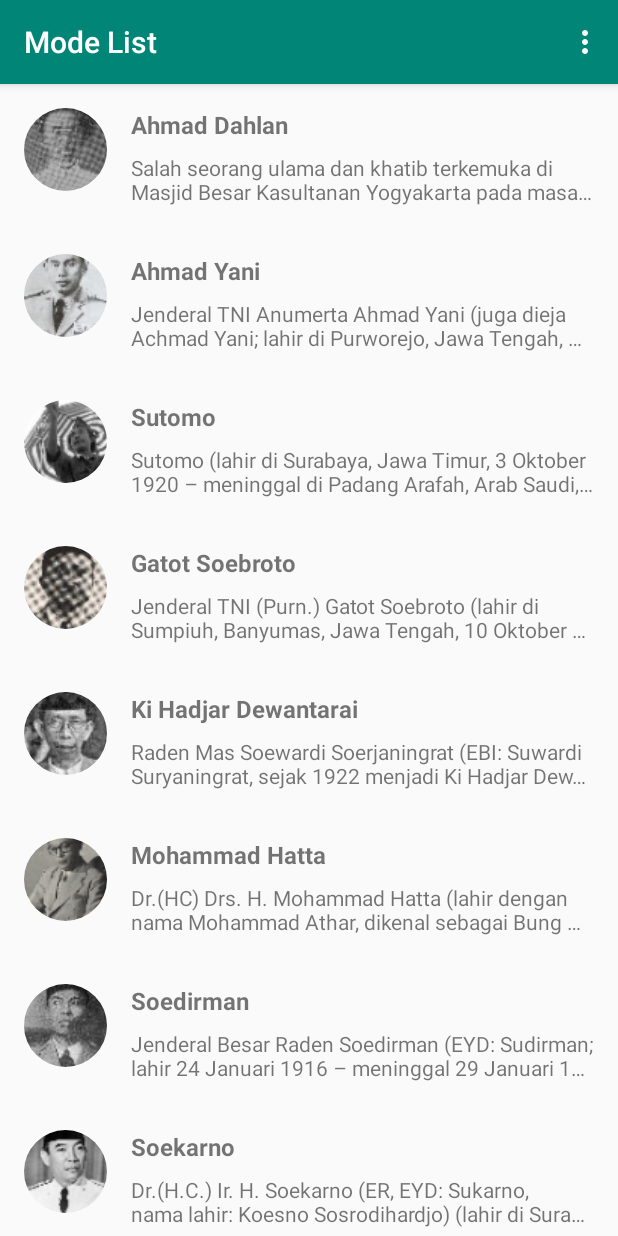
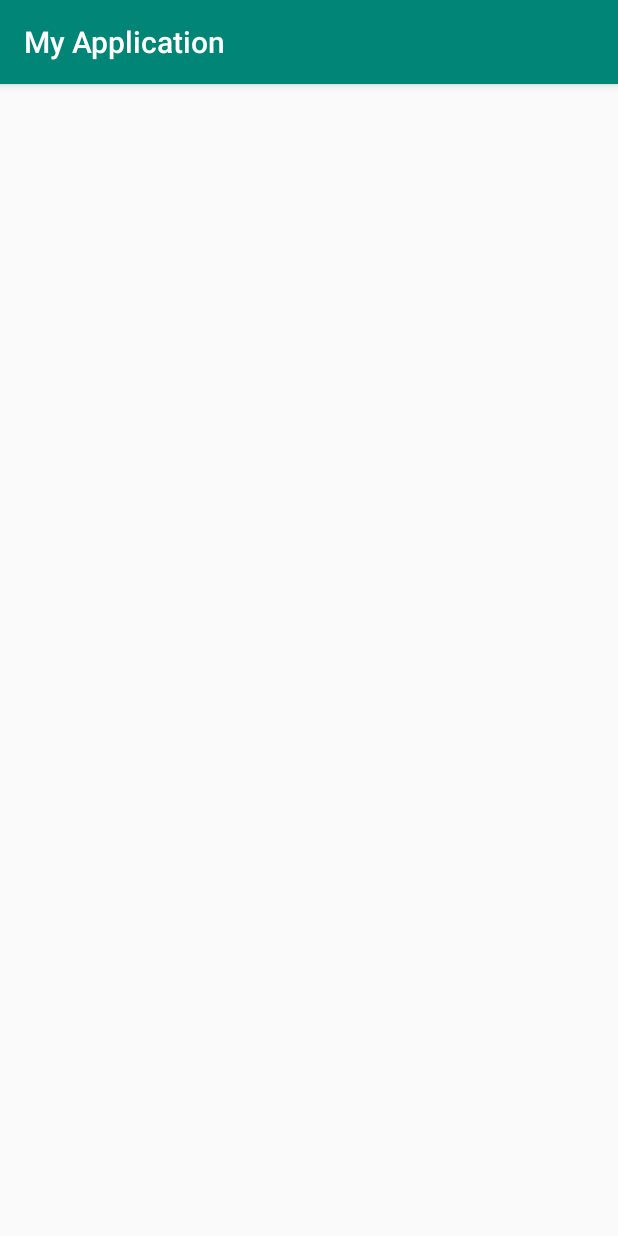
Before and after one commit to saidfaisal/Projects-of-Dicoding-MADE, an Android app: the screen it shows after launch (MainActivity), on a phone screen of 412 x 824 dp. Run offline under Robolectric (Android 15) with nearby library versions, the phone set to English and light mode, and no system bars.

Commit message:
Deleting all files that are not needed

```diff
--- a/03 - MyRecyclerView/app/src/main/java/com/dicoding/myrecyclerview/Hero.kt
+++ /dev/null
@@ -1,7 +0,0 @@
-package com.dicoding.myrecyclerview
-
-data class Hero(
-        var name: String = "",
-        var detail: String = "",
-        var photo: Int = 0
-)
--- a/03 - MyRecyclerView/app/src/main/java/com/dicoding/myrecyclerview/HeroesData.kt
+++ /dev/null
@@ -1,53 +0,0 @@
-package com.dicoding.myrecyclerview
-
-import java.util.*
-import kotlin.collections.ArrayList
-
-
-object HeroesData {
-    private val heroNames = arrayOf("Ahmad Dahlan",
-            "Ahmad Yani",
-            "Sutomo",
-            "Gatot Soebroto",
-            "Ki Hadjar Dewantarai",
-            "Mohammad Hatta",
-            "Soedirman",
-            "Soekarno",
-            "Soepomo",
-            "Tan Malaka")
-
-    private val heroDetails = arrayOf("Salah seorang ulama dan khatib terkemuka di Masjid Besar Kasultanan Yogyakarta pada masa itu, dan ibu dari K.H. Ahmad Dahlan adalah puteri dari H. Ibrahim yang juga menjabat penghulu Kesultanan Ngayogyakarta Hadiningrat pada masa itu. KH. Ahmad Dahlan telah mempelopori kebangkitan ummat Islam untuk menyadari nasibnya sebagai bangsa terjajah yang masih harus belajar dan berbuat.",
-            "Jenderal TNI Anumerta Ahmad Yani (juga dieja Achmad Yani; lahir di Purworejo, Jawa Tengah, 19 Juni 1922 – meninggal di Lubang Buaya, Jakarta, 1 Oktober 1965 pada umur 43 tahun) adalah komandan Tentara Nasional Indonesia Angkatan Darat, dan dibunuh oleh anggota Gerakan 30 September saat mencoba untuk menculik dia dari rumahnya.",
-            "Sutomo (lahir di Surabaya, Jawa Timur, 3 Oktober 1920 – meninggal di Padang Arafah, Arab Saudi, 7 Oktober 1981 pada umur 61 tahun) lebih dikenal dengan sapaan akrab oleh rakyat sebagai Bung Tomo, adalah pahlawan yang terkenal karena peranannya dalam membangkitkan semangat rakyat untuk melawan kembalinya penjajah Belanda melalui tentara NICA, yang berakhir dengan pertempuran 10 November 1945 yang hingga kini diperingati sebagai Hari Pahlawan.",
-            "Jenderal TNI (Purn.) Gatot Soebroto (lahir di Sumpiuh, Banyumas, Jawa Tengah, 10 Oktober 1907 – meninggal di Jakarta, 11 Juni 1962 pada umur 54 tahun) adalah tokoh perjuangan militer Indonesia dalam merebut kemerdekaan dan juga pahlawan nasional Indonesia. Ia dimakamkan di Ungaran, kabupaten Semarang.",
-            "Raden Mas Soewardi Soerjaningrat (EBI: Suwardi Suryaningrat, sejak 1922 menjadi Ki Hadjar Dewantara, EBI: Ki Hajar Dewantara, beberapa menuliskan bunyi bahasa Jawanya dengan Ki Hajar Dewantoro; lahir di Pakualaman, 2 Mei 1889 – meninggal di Yogyakarta, 26 April 1959 pada umur 69 tahun; selanjutnya disingkat sebagai \"Soewardi\" atau \"KHD\") adalah aktivis pergerakan kemerdekaan Indonesia, kolumnis, politisi, dan pelopor pendidikan bagi kaum pribumi Indonesia dari zaman penjajahan Belanda. Ia adalah pendiri Perguruan Taman Siswa, suatu lembaga pendidikan yang memberikan kesempatan bagi para pribumi untuk bisa memperoleh hak pendidikan seperti halnya para priyayi maupun orang-orang Belanda.",
-            "Dr.(HC) Drs. H. Mohammad Hatta (lahir dengan nama Mohammad Athar, dikenal sebagai Bung Hatta; lahir di Fort de Kock (sekarang Bukittinggi, Sumatera Barat), Hindia Belanda, 12 Agustus 1902 – meninggal di Jakarta, 14 Maret 1980 pada umur 77 tahun) adalah tokoh pejuang, negarawan, ekonom, dan juga Wakil Presiden Indonesia yang pertama. Ia bersama Soekarno memainkan peranan penting untuk memerdekakan bangsa Indonesia dari penjajahan Belanda sekaligus memproklamirkannya pada 17 Agustus 1945. Ia juga pernah menjabat sebagai Perdana Menteri dalam Kabinet Hatta I, Hatta II, dan RIS. Ia mundur dari jabatan wakil presiden pada tahun 1956, karena berselisih dengan Presiden Soekarno. Hatta juga dikenal sebagai Bapak Koperasi Indonesia.",
-            "Jenderal Besar Raden Soedirman (EYD: Sudirman; lahir 24 Januari 1916 – meninggal 29 Januari 1950 pada umur 34 tahun) adalah seorang perwira tinggi Indonesia pada masa Revolusi Nasional Indonesia. Menjadi panglima besar Tentara Nasional Indonesia pertama, ia secara luas terus dihormati di Indonesia. Terlahir dari pasangan rakyat biasa di Purbalingga, Hindia Belanda, Soedirman diadopsi oleh pamannya yang seorang priyayi. Setelah keluarganya pindah ke Cilacap pada tahun 1916, Soedirman tumbuh menjadi seorang siswa rajin; ia sangat aktif dalam kegiatan ekstrakurikuler, termasuk mengikuti program kepanduan yang dijalankan oleh organisasi Islam Muhammadiyah. Saat di sekolah menengah, Soedirman mulai menunjukkan kemampuannya dalam memimpin dan berorganisasi, dan dihormati oleh masyarakat karena ketaatannya pada Islam. Setelah berhenti kuliah keguruan, pada 1936 ia mulai bekerja sebagai seorang guru, dan kemudian menjadi kepala sekolah, di sekolah dasar Muhammadiyah; ia juga aktif dalam kegiatan Muhammadiyah lainnya dan menjadi pemimpin Kelompok Pemuda Muhammadiyah pada tahun 1937. Setelah Jepang menduduki Hindia Belanda pada 1942, Soedirman tetap mengajar. Pada tahun 1944, ia bergabung dengan tentara Pembela Tanah Air (PETA) yang disponsori Jepang, menjabat sebagai komandan batalion di Banyumas. Selama menjabat, Soedirman bersama rekannya sesama prajurit melakukan pemberontakan, namun kemudian diasingkan ke Bogor.",
-            "Dr.(H.C.) Ir. H. Soekarno (ER, EYD: Sukarno, nama lahir: Koesno Sosrodihardjo) (lahir di Surabaya, Jawa Timur, 6 Juni 1901 – meninggal di Jakarta, 21 Juni 1970 pada umur 69 tahun) adalah Presiden pertama Republik Indonesia yang menjabat pada periode 1945–1967. Ia memainkan peranan penting dalam memerdekakan bangsa Indonesia dari penjajahan Belanda. Ia adalah Proklamator Kemerdekaan Indonesia (bersama dengan Mohammad Hatta) yang terjadi pada tanggal 17 Agustus 1945. Soekarno adalah yang pertama kali mencetuskan konsep mengenai Pancasila sebagai dasar negara Indonesia dan ia sendiri yang menamainya.",
-            "Prof. Mr. Dr. Soepomo (Ejaan Soewandi: Supomo; lahir di Sukoharjo, Jawa Tengah, 22 Januari 1903 – meninggal di Jakarta, 12 September 1958 pada umur 55 tahun) adalah seorang pahlawan nasional Indonesia. Soepomo dikenal sebagai arsitek Undang-undang Dasar 1945, bersama dengan Muhammad Yamin dan Soekarno.",
-            "Tan Malaka atau Ibrahim gelar Datuk Sutan Malaka (lahir di Nagari Pandam Gadang, Suliki, Lima Puluh Kota, Sumatera Barat, 2 Juni 1897 – meninggal di Desa Selopanggung, Kediri, Jawa Timur, 21 Februari 1949 pada umur 51 tahun) adalah seorang pembela kemerdekaan Indonesia, tokoh Partai Komunis Indonesia, juga pendiri Partai Murba, dan merupakan salah satu Pahlawan Nasional Indonesia.")
-
-    private val heroesImages = intArrayOf(R.drawable.ahmad_dahlan,
-            R.drawable.ahmad_yani,
-            R.drawable.bung_tomo,
-            R.drawable.gatot_subroto,
-            R.drawable.ki_hadjar_dewantara,
-            R.drawable.mohammad_hatta,
-            R.drawable.sudirman,
-            R.drawable.sukarno,
-            R.drawable.supomo,
-            R.drawable.tan_malaka)
-
-    val listData: ArrayList<Hero>
-    get() {
-        val list = ArrayList<Hero>()
-        for(position in heroNames.indices) {
-            val hero = Hero()
-            hero.name = heroNames[position]
-            hero.detail = heroDetails[position]
-            hero.photo = heroesImages[position]
-            list.add(hero)
-        }
-        return list
-    }
-}
--- a/03 - MyRecyclerView/app/src/main/java/com/dicoding/myrecyclerview/ListHeroAdapter.kt
+++ /dev/null
@@ -1,55 +0,0 @@
-package com.dicoding.myrecyclerview
-
-import androidx.recyclerview.widget.RecyclerView
-import android.view.LayoutInflater
-import android.view.View
-import android.view.ViewGroup
-import android.widget.ImageView
-import android.widget.TextView
-import com.bumptech.glide.Glide
-import com.bumptech.glide.request.RequestOptions
-import java.util.*
-
-class ListHeroAdapter(private val listHero: ArrayList<Hero>) : RecyclerView.Adapter<ListHeroAdapter.ListViewHolder>() {
-    private lateinit var onItemClickCallback: OnItemClickCallback
-
-    fun setOnItemClickCallback(onItemClickCallback: OnItemClickCallback) {
-        this.onItemClickCallback = onItemClickCallback
-    }
-
-    override fun onCreateViewHolder(viewGroup: ViewGroup, i: Int): ListViewHolder {
-        val view: View = LayoutInflater.from(viewGroup.context).inflate(R.layout.item_row_hero, viewGroup, false)
-        return ListViewHolder(view)
-    }
-
-    override fun onBindViewHolder(holder: ListViewHolder, position: Int) {
-        val hero = listHero[position]
-
-        Glide.with(holder.itemView.context)
-                .load(hero.photo)
-                .apply(RequestOptions().override(55, 55))
-                .into(holder.imgPhoto)
-
-        holder.tvName.text = hero.name
-        holder.tvDetail.text = hero.detail
-
-        holder.itemView.setOnClickListener { onItemClickCallback.onItemClicked(listHero[holder.adapterPosition]) }
-    }
-
-
-    override fun getItemCount(): Int {
-        return listHero.size
-    }
-
-
-    inner class ListViewHolder(itemView: View) : RecyclerView.ViewHolder(itemView) {
-        var imgPhoto: ImageView = itemView.findViewById(R.id.img_item_photo)
-        var tvName: TextView = itemView.findViewById(R.id.tv_item_name)
-        var tvDetail: TextView = itemView.findViewById(R.id.tv_item_detail)
-
-    }
-
-    interface OnItemClickCallback {
-        fun onItemClicked(data: Hero)
-    }
-}
--- a/03 - MyRecyclerView/app/src/main/java/com/dicoding/myrecyclerview/MainActivity.kt
+++ b/03 - MyRecyclerView/app/src/main/java/com/dicoding/myrecyclerview/MainActivity.kt
@@ -12,89 +12,13 @@ import androidx.recyclerview.widget.RecyclerView
 import java.util.*
 
 class MainActivity : AppCompatActivity() {
-    private lateinit var rvHeroes: RecyclerView
-    private var title = "Mode List"
-    private val list = ArrayList<Hero>()
+
 
     override fun onCreate(savedInstanceState: Bundle?) {
         super.onCreate(savedInstanceState)
         setContentView(R.layout.activity_main)
-        setActionBarTitle(title)
 
-        rvHeroes = findViewById(R.id.rv_heroes)
-        rvHeroes.setHasFixedSize(true)
-
-        list.addAll(HeroesData.listData)
-        showRecyclerList()
     }
 
-    private fun showRecyclerList() {
-        rvHeroes.layoutManager = LinearLayoutManager(this)
-        val listHeroAdapter = ListHeroAdapter(list)
-        rvHeroes.adapter = listHeroAdapter
 
-        listHeroAdapter.setOnItemClickCallback(object : ListHeroAdapter.OnItemClickCallback {
-            override fun onItemClicked(data: Hero) {
-                showSelectedHero(data)
-            }
-        })
-    }
-
-    private fun showRecyclerGrid() {
-        rvHeroes.layoutManager = GridLayoutManager(this, 2)
-        val gridHeroAdapter = GridHeroAdapter(list)
-        rvHeroes.adapter = gridHeroAdapter
-
-        gridHeroAdapter.setOnItemClickCallback(object : GridHeroAdapter.OnItemClickCallback {
-            override fun onItemClicked(data: Hero) {
-                showSelectedHero(data)
-            }
-        })
-    }
-
-    private fun showRecyclerCardView() {
-        rvHeroes.layoutManager = LinearLayoutManager(this)
-        val cardViewHeroAdapter = CardViewHeroAdapter(list)
-        rvHeroes.adapter = cardViewHeroAdapter
-    }
-
-    override fun onCreateOptionsMenu(menu: Menu): Boolean {
-        menuInflater.inflate(R.menu.menu_main, menu)
-        return super.onCreateOptionsMenu(menu)
-    }
-
-    override fun onOptionsItemSelected(item: MenuItem): Boolean {
-        setMode(item.itemId)
-        return super.onOptionsItemSelected(item)
-    }
-
-    private fun setMode(selectedMode: Int) {
-        when (selectedMode) {
-                R.id.action_list -> {
-                title = "Mode List"
-                showRecyclerList()
-            }
-
-            R.id.action_grid -> {
-                title = "Mode Grid"
-                showRecyclerGrid()
-            }
-
-            R.id.action_cardview -> {
-                title = "Mode CardView"
-                showRecyclerCardView()
-            }
-        }
-        setActionBarTitle(title)
-    }
-
-    private fun setActionBarTitle(title: String) {
-        if (supportActionBar != null) {
-            (supportActionBar as ActionBar).title = title
-        }
-    }
-
-    private fun showSelectedHero(hero: Hero) {
-        Toast.makeText(this, "Kamu memilih " + hero.name, Toast.LENGTH_SHORT).show()
-    }
 }
```
Also changed, not shown: 03 - MyRecyclerView/app/src/main/java/com/dicoding/myrecyclerview/CardViewHeroAdapter.kt (deleted, +0 -51 lines), 03 - MyRecyclerView/app/src/main/java/com/dicoding/myrecyclerview/GridHeroAdapter.kt (deleted, +0 -45 lines).
